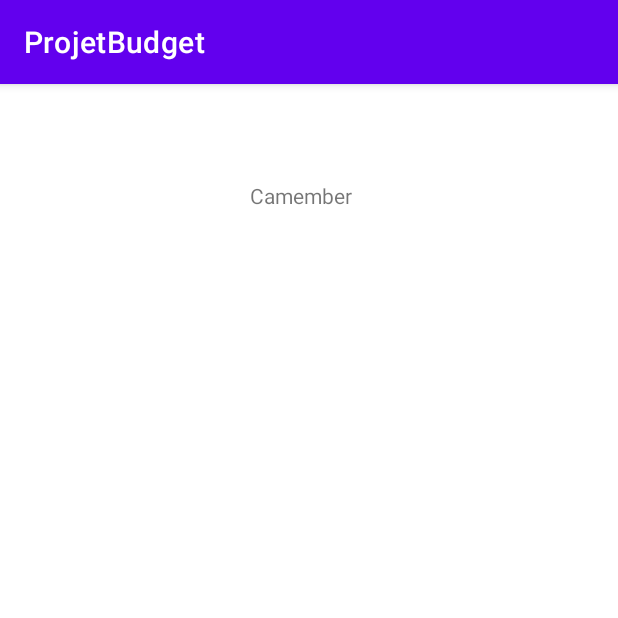
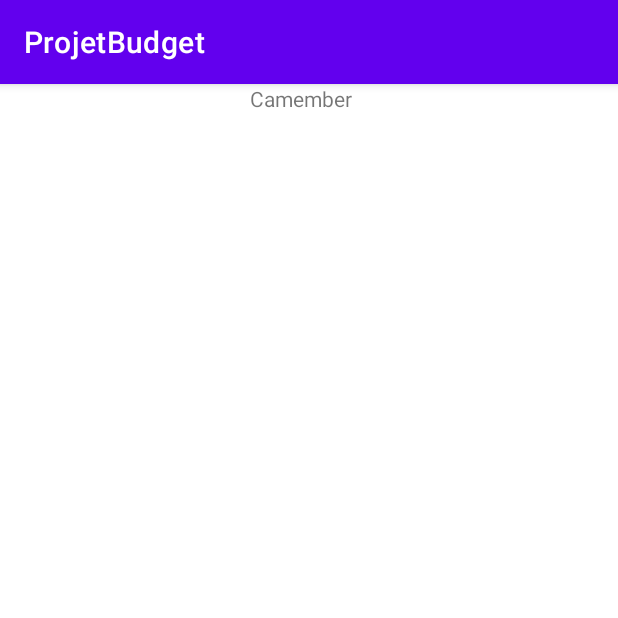
Before and after one commit to 777Leinad77/my-piggy-bank, an Android app: the fragment PlaceholderFragment1 shown on its own in the app's theme, on a phone screen of 412 x 824 dp, the top half of it. Run offline under Robolectric (Android 15) with nearby library versions, the phone set to English and light mode, and no system bars.

Commit message:
vouveux projet

```diff
--- /dev/null
+++ b/ProjetBudget/app/src/main/java/com/example/projetbudget/Adapter/OprerationAdapter.java
@@ -0,0 +1,4 @@
+package com.example.projetbudget.Adapter;
+
+public class OprerationAdapter {
+}
--- a/ProjetBudget/app/src/main/java/com/example/projetbudget/ui/main/PlaceholderFragment1.java
+++ b/ProjetBudget/app/src/main/java/com/example/projetbudget/ui/main/PlaceholderFragment1.java
@@ -24,6 +24,7 @@ public class PlaceholderFragment1 extends Fragment {
     private FragmentMainBinding binding;
     Intent intent3;
     Button btn3;
+    R
 
     public static PlaceholderFragment1 newInstance(int index) {
         PlaceholderFragment1 fragment = new PlaceholderFragment1();
--- a/ProjetBudget/app/src/main/res/layout/fragment1.xml
+++ b/ProjetBudget/app/src/main/res/layout/fragment1.xml
@@ -17,7 +17,7 @@
         app:layout_constraintLeft_toLeftOf="parent"
         app:layout_constraintStart_toStartOf="parent"
         app:layout_constraintTop_toTopOf="@+id/constraintLayout"
-        app:layout_constraintVertical_bias="0.0"
+        app:layout_constraintVertical_bias="1.0"
         tools:layout_constraintLeft_creator="1"
         tools:layout_constraintTop_creator="1" />
 
@@ -26,10 +26,15 @@
         android:layout_width="79dp"
         android:layout_height="24dp"
         android:text="Camember"
-        app:layout_constraintBottom_toBottomOf="@+id/section_label1"
         app:layout_constraintEnd_toEndOf="@+id/section_label1"
         app:layout_constraintStart_toStartOf="@+id/section_label1"
-        app:layout_constraintTop_toTopOf="parent"
-        app:layout_constraintVertical_bias="0.087" />
+        app:layout_constraintTop_toTopOf="parent" />
+
+    <androidx.recyclerview.widget.RecyclerView
+        android:layout_width="0dp"
+        android:layout_height="wrap_content"
+        app:layout_constraintEnd_toEndOf="parent"
+        app:layout_constraintStart_toStartOf="parent"
+        app:layout_constraintTop_toBottomOf="@+id/id1" />
 
 </androidx.constraintlayout.widget.ConstraintLayout>
--- /dev/null
+++ b/ProjetBudget/app/src/main/res/layout/operation_row.xml
@@ -0,0 +1,6 @@
+<?xml version="1.0" encoding="utf-8"?>
+<androidx.constraintlayout.widget.ConstraintLayout xmlns:android="http://schemas.android.com/apk/res/android"
+    android:layout_width="match_parent"
+    android:layout_height="match_parent">
+
+</androidx.constraintlayout.widget.ConstraintLayout>
```
